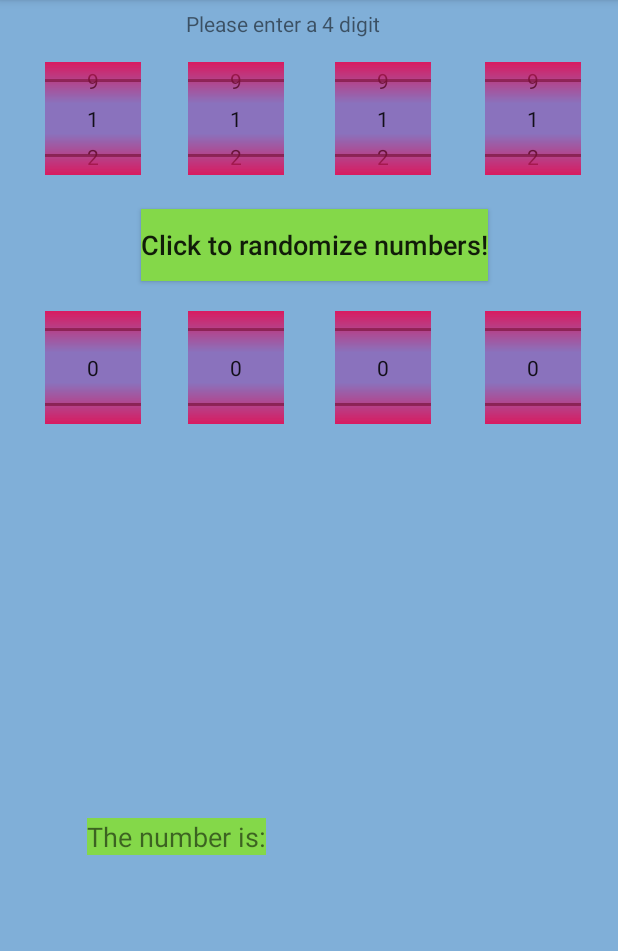
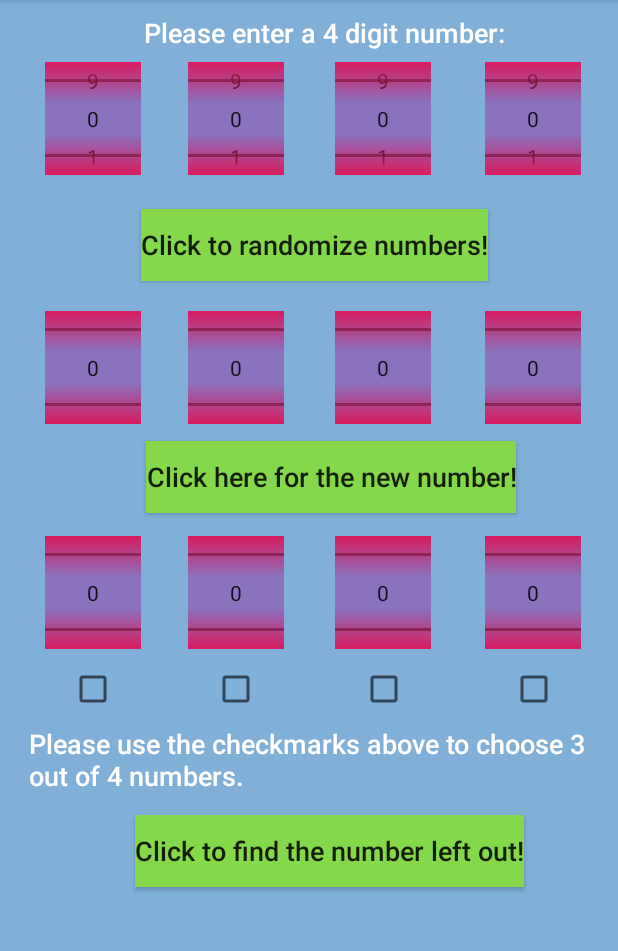
Before and after one commit to yangrhy/NumberGame, an Android app: the screen it shows after launch (MainActivity), on a phone screen of 412 x 824 dp, the part 84-1035 px from its top. Run offline under Robolectric (Android 15) with nearby library versions, the phone set to English and light mode, and no system bars.

Commit message:
Layout completed

```diff
--- a/app/src/main/java/com/example/numbergame/MainActivity.java
+++ b/app/src/main/java/com/example/numbergame/MainActivity.java
@@ -9,18 +9,21 @@ import android.widget.TextView;
 
 
 public class MainActivity extends AppCompatActivity {
-    Button startButton;
+    Button processButton, randomButton, newNumButton;
     TextView instructions, oval;
     NumberPicker numPicker1, numPicker2, numPicker3, numPicker4
-                , randomNumPicker1, randomNumPicker2, randomNumPicker3, randomNumPicker4;
+                , randomNumPicker1, randomNumPicker2, randomNumPicker3, randomNumPicker4
+                , newNum1, newNum2, newNum3, newNum4;
     int num1, num2, num3, num4, sum;
 
     @Override
     protected void onCreate(Bundle savedInstanceState) {
         super.onCreate(savedInstanceState);
         setContentView(R.layout.activity_main);
-        instructions = (TextView)findViewById(R.id.textViewAnswer);
-        startButton = (Button)findViewById(R.id.randomButton);
+        instructions = (TextView)findViewById(R.id.enterNumLabel);
+        randomButton = (Button)findViewById(R.id.randomButton);
+        newNumButton = (Button)findViewById(R.id.newNumButton);
+        processButton = (Button)findViewById(R.id.processButton);
         numPicker1 = (NumberPicker)findViewById(R.id.numPicker1);
         numPicker2 = (NumberPicker)findViewById(R.id.numPicker2);
         numPicker3 = (NumberPicker)findViewById(R.id.numPicker3);
@@ -29,16 +32,20 @@ public class MainActivity extends AppCompatActivity {
         randomNumPicker2 = (NumberPicker)findViewById(R.id.randNumPicker2);
         randomNumPicker3 = (NumberPicker)findViewById(R.id.randNumPicker3);
         randomNumPicker4 = (NumberPicker)findViewById(R.id.randNumPicker4);
+        newNum1 = (NumberPicker)findViewById(R.id.newNum1);
+        newNum2 = (NumberPicker)findViewById(R.id.newNum2);
+        newNum3 = (NumberPicker)findViewById(R.id.newNum3);
+        newNum4 = (NumberPicker)findViewById(R.id.newNum4);
 
-        oval = (TextView)findViewById(R.id.ovalShape); // set a textView into activity_main.xml to use this
+        //oval = (TextView)findViewById(R.id.ovalShape); // set a textView into activity_main.xml to use this
 
-        numPicker1.setMinValue(1);
+        numPicker1.setMinValue(0);
         numPicker1.setMaxValue(9);
-        numPicker2.setMinValue(1);
+        numPicker2.setMinValue(0);
         numPicker2.setMaxValue(9);
-        numPicker3.setMinValue(1);
+        numPicker3.setMinValue(0);
         numPicker3.setMaxValue(9);
-        numPicker4.setMinValue(1);
+        numPicker4.setMinValue(0);
         numPicker4.setMaxValue(9);
 
 
@@ -50,6 +57,14 @@ public class MainActivity extends AppCompatActivity {
                 int[]numArray = new int[4];
 
             }
+            else if (v.getId() == R.id.newNumButton) {
+                int[]numArray = new int[4];
+
+            }
+            else if (v.getId() == R.id.randomButton) {
+                int[]numArray = new int[4];
+
+            }
         }
     }
 }
--- a/app/src/main/res/drawable/shape.xml
+++ b/app/src/main/res/drawable/shape.xml
@@ -3,7 +3,7 @@
     android:shape="oval">
 
     <solid
-        android:color="@color/colorWhite">
+        android:color="@color/colorOpaque">
     </solid>
     <stroke
         android:color="@color/colorPrimaryDark"
--- a/app/src/main/res/layout/activity_main.xml
+++ b/app/src/main/res/layout/activity_main.xml
@@ -7,6 +7,112 @@
     android:background="@color/colorBackground"
     tools:context=".MainActivity">
 
+    <Button
+        android:id="@+id/processButton"
+        android:layout_width="wrap_content"
+        android:layout_height="wrap_content"
+        android:layout_alignParentStart="true"
+        android:layout_alignParentTop="true"
+        android:layout_marginStart="90dp"
+        android:layout_marginTop="543dp"
+        android:background="@color/colorAnswer"
+        android:fontFamily="sans-serif-medium"
+        android:text="@string/processButton"
+        android:textAllCaps="false"
+        android:textSize="@dimen/answerSize" />
+
+    <CheckBox
+        android:id="@+id/checkBox1"
+        android:layout_width="wrap_content"
+        android:layout_height="wrap_content"
+        android:layout_alignParentStart="true"
+        android:layout_alignParentTop="true"
+        android:layout_marginStart="340dp"
+        android:layout_marginTop="443dp" />
+
+    <CheckBox
+        android:id="@+id/checkBox2"
+        android:layout_width="wrap_content"
+        android:layout_height="wrap_content"
+        android:layout_alignParentStart="true"
+        android:layout_alignParentTop="true"
+        android:layout_marginStart="240dp"
+        android:layout_marginTop="443dp" />
+
+    <CheckBox
+        android:id="@+id/checkBox3"
+        android:layout_width="wrap_content"
+        android:layout_height="wrap_content"
+        android:layout_alignParentStart="true"
+        android:layout_alignParentTop="true"
+        android:layout_marginStart="141dp"
+        android:layout_marginTop="443dp" />
+
+    <CheckBox
+        android:id="@+id/checkBox4"
+        android:layout_width="wrap_content"
+        android:layout_height="wrap_content"
+        android:layout_alignParentStart="true"
+        android:layout_alignParentTop="true"
+        android:layout_marginStart="46dp"
+        android:layout_marginTop="443dp" />
+
+    <NumberPicker
+        android:id="@+id/newNum1"
+        android:layout_width="wrap_content"
+        android:layout_height="75dp"
+        android:layout_alignParentStart="true"
+        android:layout_alignParentTop="true"
+        android:layout_marginStart="323dp"
+        android:layout_marginTop="357dp"
+        android:background="@color/colorNumPicker"
+        android:descendantFocusability="blocksDescendants"
+        android:solidColor="@color/colorAccent">
+
+    </NumberPicker>
+
+    <NumberPicker
+        android:id="@+id/newNum2"
+        android:layout_width="wrap_content"
+        android:layout_height="75dp"
+        android:layout_alignParentStart="true"
+        android:layout_alignParentTop="true"
+        android:layout_marginStart="223dp"
+        android:layout_marginTop="357dp"
+        android:background="@color/colorNumPicker"
+        android:descendantFocusability="blocksDescendants"
+        android:solidColor="@color/colorAccent">
+
+    </NumberPicker>
+
+    <NumberPicker
+        android:id="@+id/newNum3"
+        android:layout_width="wrap_content"
+        android:layout_height="75dp"
+        android:layout_alignParentStart="true"
+        android:layout_alignParentTop="true"
+        android:layout_marginStart="125dp"
+        android:layout_marginTop="357dp"
+        android:background="@color/colorNumPicker"
+        android:descendantFocusability="blocksDescendants"
+        android:solidColor="@color/colorAccent">
+
+    </NumberPicker>
+
+    <NumberPicker
+        android:id="@+id/newNum4"
+        android:layout_width="wrap_content"
+        android:layout_height="75dp"
+        android:layout_alignParentStart="true"
+        android:layout_alignParentTop="true"
+        android:layout_marginStart="30dp"
+        android:layout_marginTop="357dp"
+        android:background="@color/colorNumPicker"
+        android:descendantFocusability="blocksDescendants"
+        android:solidColor="@color/colorAccent">
+
+    </NumberPicker>
+
     <NumberPicker
         android:id="@+id/randNumPicker1"
         android:layout_width="wrap_content"
@@ -15,8 +121,8 @@
         android:layout_alignParentTop="true"
         android:layout_marginStart="323dp"
         android:layout_marginTop="207dp"
+        android:background="@color/colorNumPicker"
         android:descendantFocusability="blocksDescendants"
-        android:background="@color/colorNumPicker"
         android:solidColor="@color/colorAccent">
 
     </NumberPicker>
@@ -29,8 +135,8 @@
         android:layout_alignParentTop="true"
         android:layout_marginStart="223dp"
         android:layout_marginTop="207dp"
+        android:background="@color/colorNumPicker"
         android:descendantFocusability="blocksDescendants"
-        android:background="@color/colorNumPicker"
         android:solidColor="@color/colorAccent">
 
     </NumberPicker>
@@ -43,8 +149,8 @@
         android:layout_alignParentTop="true"
         android:layout_marginStart="125dp"
         android:layout_marginTop="207dp"
+        android:background="@color/colorNumPicker"
         android:descendantFocusability="blocksDescendants"
-        android:background="@color/colorNumPicker"
         android:solidColor="@color/colorAccent">
 
     </NumberPicker>
@@ -57,8 +163,8 @@
         android:layout_alignParentTop="true"
         android:layout_marginStart="30dp"
         android:layout_marginTop="207dp"
+        android:background="@color/colorNumPicker"
         android:descendantFocusability="blocksDescendants"
-        android:background="@color/colorNumPicker"
         android:solidColor="@color/colorAccent">
 
     </NumberPicker>
@@ -117,18 +223,6 @@
 
     </NumberPicker>
 
-    <TextView
-        android:id="@+id/textViewAnswer"
-        android:layout_width="wrap_content"
-        android:layout_height="wrap_content"
-        android:layout_alignParentStart="true"
-        android:layout_alignParentTop="true"
-        android:layout_marginStart="58dp"
-        android:layout_marginTop="545dp"
-        android:background="@color/colorAnswer"
-        android:text="@string/answerText"
-        android:textSize="@dimen/answerSize" />
-
     <Button
         android:id="@+id/randomButton"
         android:layout_width="wrap_content"
@@ -139,31 +233,50 @@
         android:layout_marginTop="139dp"
         android:background="@color/colorAnswer"
         android:fontFamily="sans-serif-medium"
-        android:text="@string/buttonInfo"
+        android:text="@string/randomButton"
+        android:textAllCaps="false"
+        android:textSize="@dimen/answerSize" />
+
+    <Button
+        android:id="@+id/newNumButton"
+        android:layout_width="wrap_content"
+        android:layout_height="wrap_content"
+        android:layout_alignParentStart="true"
+        android:layout_alignParentTop="true"
+        android:layout_marginStart="97dp"
+        android:layout_marginTop="294dp"
+        android:background="@color/colorAnswer"
+        android:fontFamily="sans-serif-medium"
+        android:text="@string/newNumButton"
         android:textAllCaps="false"
         android:textSize="@dimen/answerSize" />
 
     <TextView
-        android:id="@+id/ovalShape"
-        android:layout_width="97dp"
-        android:layout_height="139dp"
+        android:id="@+id/enterNumLabel"
+        android:layout_width="254dp"
+        android:layout_height="26dp"
         android:layout_alignParentStart="true"
         android:layout_alignParentTop="true"
-        android:layout_marginStart="167dp"
-        android:layout_marginTop="538dp"
-        android:background="@drawable/shape"
-        android:textSize="@dimen/answerSize"
-        android:visibility="invisible" />
+        android:layout_marginStart="96dp"
+        android:layout_marginTop="9dp"
+        android:ems="10"
+        android:fontFamily="sans-serif-medium"
+        android:text="@string/instruct"
+        android:textColor="@color/colorWhite"
+        android:textSize="@dimen/answerSize" />
 
     <TextView
-        android:id="@+id/enterNumLabel"
-        android:layout_width="wrap_content"
-        android:layout_height="20dp"
+        android:id="@+id/enterNumLabel2"
+        android:layout_width="match_parent"
+        android:layout_height="wrap_content"
         android:layout_alignParentStart="true"
         android:layout_alignParentTop="true"
-        android:layout_marginStart="124dp"
-        android:layout_marginTop="6dp"
+        android:layout_marginStart="19dp"
+        android:layout_marginTop="483dp"
         android:ems="10"
-        android:text="Please enter a 4 digit number:" />
+        android:fontFamily="sans-serif-medium"
+        android:text="@string/instruct2"
+        android:textColor="@color/colorWhite"
+        android:textSize="@dimen/answerSize" />
 
 </RelativeLayout>
--- a/app/src/main/res/values/colors.xml
+++ b/app/src/main/res/values/colors.xml
@@ -6,6 +6,7 @@
     <color name="colorAccent">#D81B60</color>
     <color name="colorNumPicker">#8A72BD</color>
     <color name="colorAnswer">#84D849</color>
-    <color name="colorWhite">#40FFFFFF</color>
+    <color name="colorOpaque">#40FFFFFF</color>
+    <color name="colorWhite">#FFFFFF</color>
 
 </resources>
--- a/app/src/main/res/values/strings.xml
+++ b/app/src/main/res/values/strings.xml
@@ -1,6 +1,10 @@
 <resources>
     <string name="app_name">NumberGame</string>
-    <string name="answerText">The number is: </string>
-    <string name="buttonInfo">Click to randomize numbers!</string>
+    <string name="answerText">The new number is: </string>
+    <string name="randomButton">Click to randomize numbers! </string>
+    <string name="instruct">Please enter a 4 digit number: </string>
+    <string name="newNumButton">Click here for the new number!</string>
+    <string name="instruct2">Please use the checkmarks above to choose 3 out of 4 numbers. </string>
+    <string name="processButton">Click to find the number left out!</string>
 
 </resources>
```
